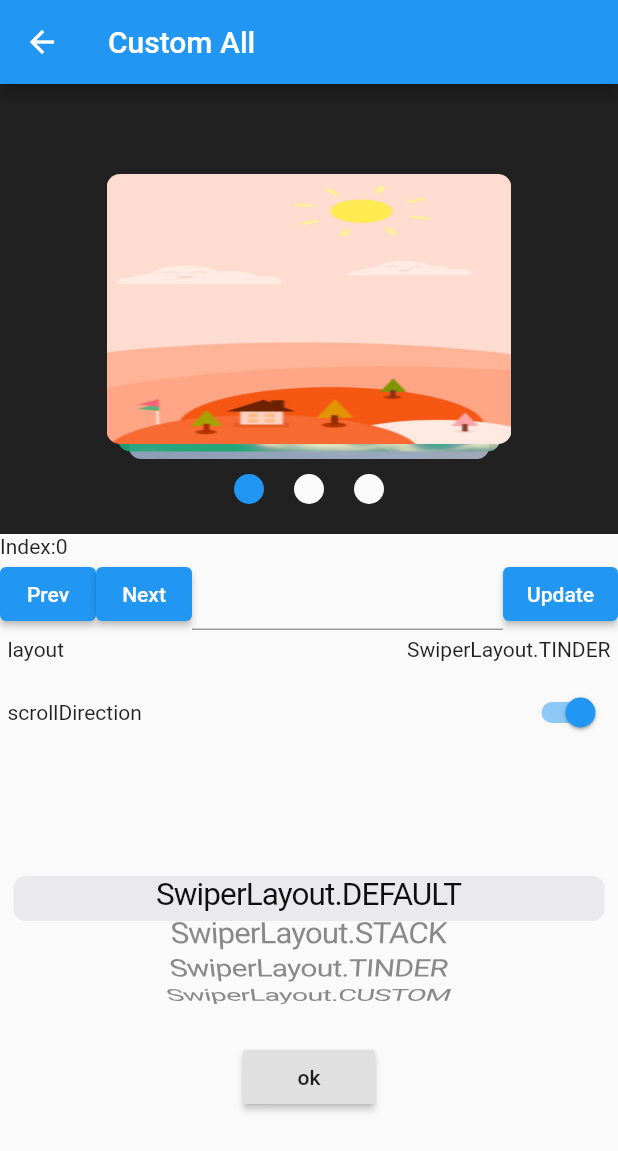
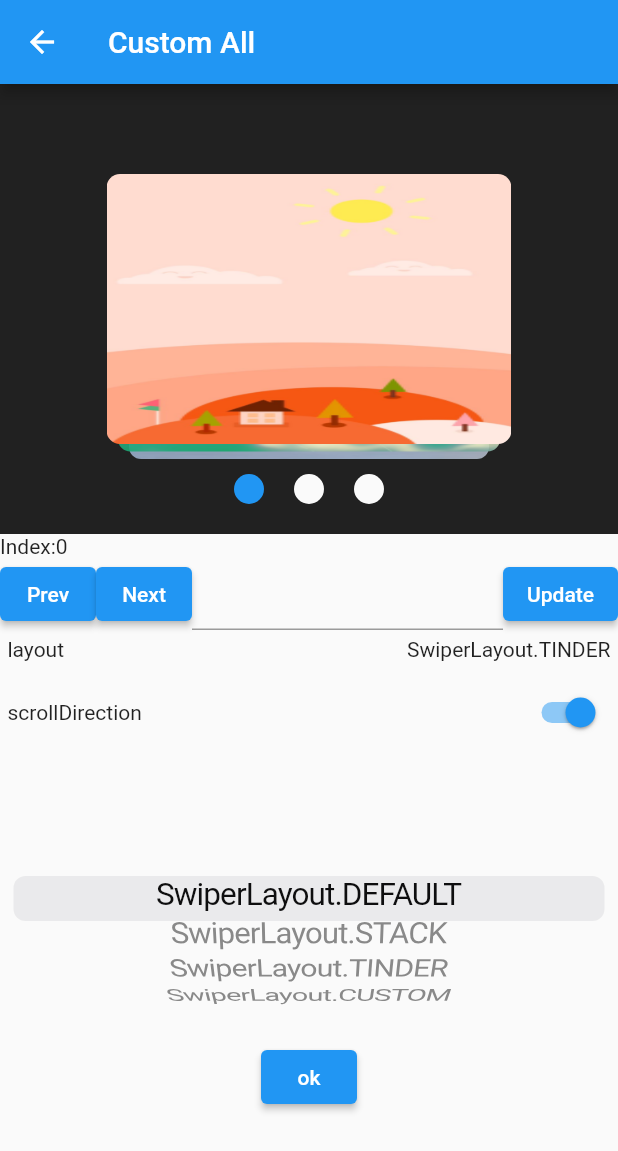
Before and after one commit to mortezaom/flutter_swipe, a Flutter app: the ExampleCustom screen opened by its route, after a tap on "Prev", after a tap on "Next", after a tap on "SwiperLayout.TINDER", on a phone screen of 412 x 824 dp. Shown: the top 1151 px of the screen. Run offline on Flutter 3.47's test engine with Material 2 defaults, Android fonts, the phone set to English and light mode, and no system bars.

Commit message:
finished first version

```diff
--- a/example/lib/listener_test.dart
+++ b/example/lib/listener_test.dart
@@ -1,11 +1,6 @@
 import 'package:flutter/material.dart';
 
 import 'package:flutter_swiper/flutter_swiper.dart';
-import 'src/ExampleCustom.dart';
-import 'src/config.dart';
-import 'src/ExampleSwiperInScrollView.dart';
-
-import 'package:flutter/cupertino.dart';
 
 void main() => runApp(new MyApp());
 
--- a/example/lib/main.dart
+++ b/example/lib/main.dart
@@ -1,4 +1,3 @@
-import 'package:flutter/cupertino.dart';
 import 'package:flutter/material.dart';
 import 'package:flutter_swiper/flutter_swiper.dart';
 
--- a/example/lib/src/forms/form_widget.dart
+++ b/example/lib/src/forms/form_widget.dart
@@ -89,7 +89,7 @@ class _FormSelectState extends State<FormSelect> {
                         ),
                       ),
                       new Center(
-                        child: new RaisedButton(
+                        child: new ElevatedButton(
                           onPressed: () {
                             if (_selectedIndex >= 0) {
                               widget
--- a/lib/src/custom_layout.dart
+++ b/lib/src/custom_layout.dart
@@ -11,11 +11,6 @@ abstract class _CustomLayoutStateBase<T extends _SubSwiper> extends State<T>
 
   @override
   void initState() {
-    if (widget.itemWidth == null) {
-      throw new Exception(
-          "==============\n\nwidget.itemWith must not be null when use stack layout.\n========\n");
-    }
-
     _createAnimationController();
     widget.controller.addListener(_onController);
     super.initState();
--- a/lib/src/flutter_page_indicator/flutter_page_indicator.dart
+++ b/lib/src/flutter_page_indicator/flutter_page_indicator.dart
@@ -1,7 +1,6 @@
 library flutter_page_indicator;
 
 import 'package:flutter/material.dart';
-import 'package:flutter/widgets.dart';
 
 class WarmPainter extends BasePainter {
   WarmPainter(PageIndicator widget, double page, int index, Paint paint)
--- a/lib/src/swiper_pagination.dart
+++ b/lib/src/swiper_pagination.dart
@@ -1,8 +1,5 @@
-import 'package:flutter/foundation.dart';
 import 'package:flutter/material.dart';
 import 'package:flutter_swiper/flutter_swiper.dart';
-
-import 'flutter_page_indicator/flutter_page_indicator.dart';
 
 class FractionPaginationBuilder extends SwiperPlugin {
   ///color ,if set null , will be Theme.of(context).scaffoldBackgroundColor
--- a/pubspec.yaml
+++ b/pubspec.yaml
@@ -1,7 +1,7 @@
 name: flutter_swiper
 description: The best swiper(carousel) for flutter, with multiple layouts, infinite loop. Compatible with Android & iOS.
-version: 1.0.2
-homepage: https://github.com/mortezaom/flutter_swiper
+version: 1.0.0
+homepage: https://github.com/mortezaom/flutter_swiper.git
 
 dependencies:
   flutter:
```
Also changed, not shown: example/pubspec.lock, 2 other files.
